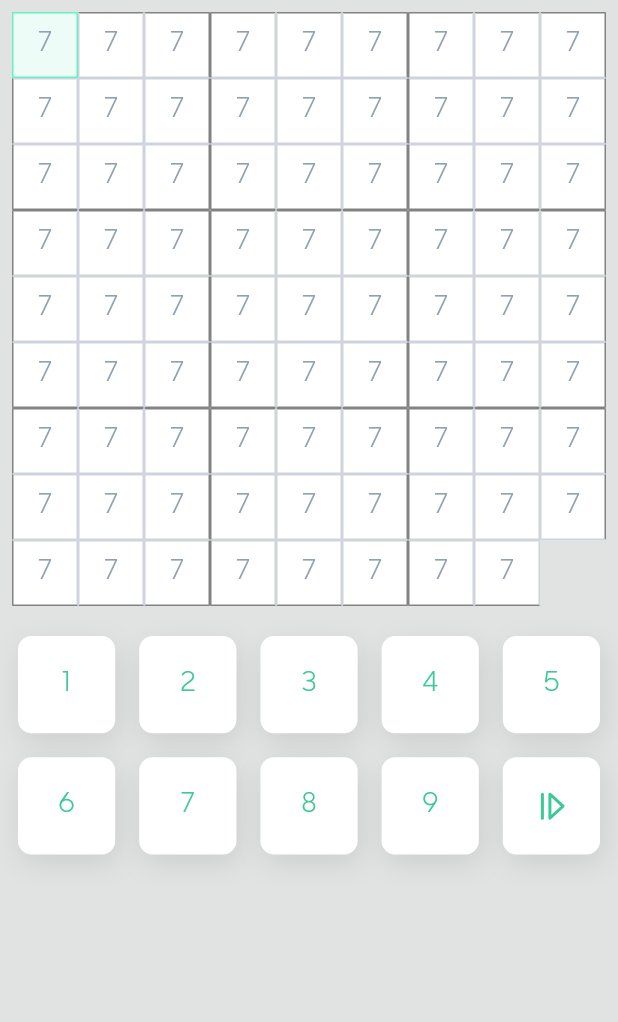
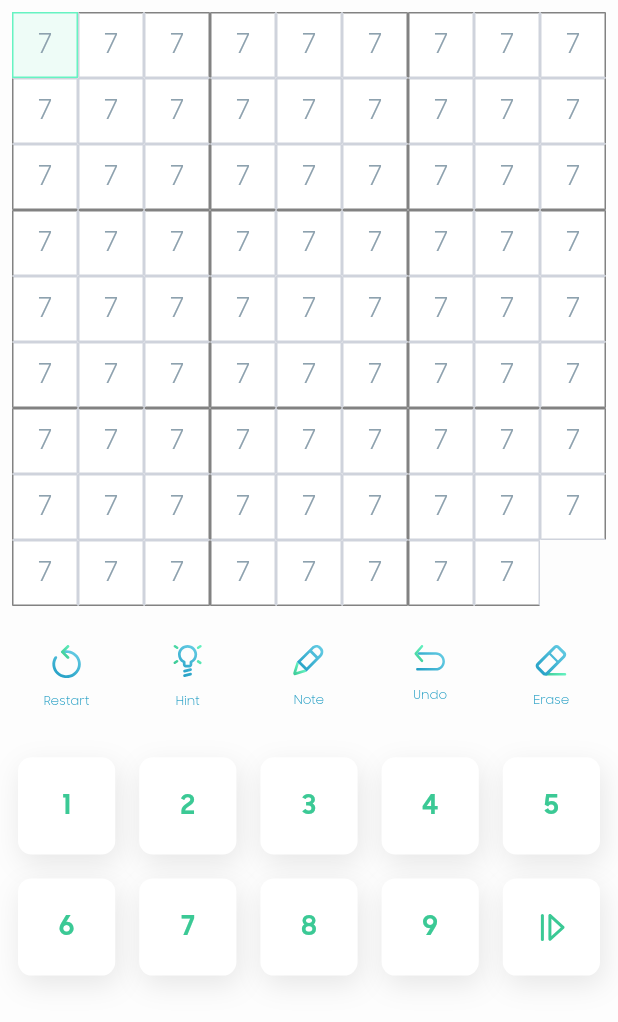
Before and after one commit to xiongdi9456/sudoku-center-app, a Flutter app: the screen it shows after launch, on a phone screen of 412 x 824 dp. Shown: the top 1022 px of the screen. Run offline on Flutter 3.47's test engine with Material 2 defaults, Android fonts, the phone set to English and light mode, and no system bars; our stand-ins replace flutter_mobx, flutter_svg, mobx; generated files the repository leaves out were written again.

Commit message:
add action button

```diff
--- a/lib/main.dart
+++ b/lib/main.dart
@@ -27,7 +27,7 @@ class MyHomePage extends StatelessWidget {
   Widget build(BuildContext context) {
     return Scaffold(
       appBar: null,
-      backgroundColor: Color.fromARGB(255,225,227,227),
+      backgroundColor: Color(0xFFfdfdfd),
       body: SafeArea(
         child: Center(
             child: Padding(
@@ -53,4 +53,7 @@ class MyHomePage extends StatelessWidget {
   onNumberKeyTapped(int value) {
     gameStore.boardStore.editSelectedCellValue(value);
   }
+  onResetKeyTapped(){
+
+  }
 }
--- /dev/null
+++ b/lib/widgets/keypad/action_key/action_key.dart
@@ -0,0 +1,35 @@
+import 'package:flutter/cupertino.dart';
+import 'package:flutter/material.dart';
+
+class ActionKey extends StatelessWidget {
+  final Widget iconWidget;
+  final Function() onTap;
+  final String title;
+  const ActionKey({this.iconWidget, this.onTap, this.title});
+  @override
+  Widget build(BuildContext context) {
+    return Container(
+        child: GestureDetector(
+      child: Container(
+        child: Center(
+            child: Column(
+          children: <Widget>[
+            Flexible(child:this.iconWidget),
+            Text(
+              this.title,
+              style: TextStyle(fontSize: 8.0, color: Color(0xFF1F9CC3)),
+            )
+          ],
+        )),
+        width: 36.0,
+        height: 36.0,
+      ),
+      onTap: this.onButtonPressed,
+    ));
+  }
+
+  onButtonPressed() {
+    //on button pressed
+    this.onTap();
+  }
+}
--- a/lib/widgets/keypad/keypad.dart
+++ b/lib/widgets/keypad/keypad.dart
@@ -1,9 +1,16 @@
 import 'package:flutter/cupertino.dart';
 import 'package:flutter_staggered_grid_view/flutter_staggered_grid_view.dart';
+import 'package:flutter_svg/flutter_svg.dart';
+import 'package:sudoko/widgets/keypad/action_key/action_key.dart';
 import 'package:sudoko/widgets/keypad/number_key/number_key.dart';
-import 'package:sudoko/widgets/keypad/skip_key/skip_key.dart';
+import 'package:sudoko/widgets/keypad/pause_key/pause_key.dart';
 
 List<StaggeredTile> _staggeredTiles = const <StaggeredTile>[
+  const StaggeredTile.count(1, 1),
+  const StaggeredTile.count(1, 1),
+  const StaggeredTile.count(1, 1),
+  const StaggeredTile.count(1, 1),
+  const StaggeredTile.count(1, 1),
   const StaggeredTile.count(1, 1),
   const StaggeredTile.count(1, 1),
   const StaggeredTile.count(1, 1),
@@ -18,7 +25,8 @@ List<StaggeredTile> _staggeredTiles = const <StaggeredTile>[
 
 class Keypad extends StatelessWidget {
   final void Function(int value) onNumberKeyTapped;
-  const Keypad({this.onNumberKeyTapped});
+  final void Function() onResetKeyTapped;
+  const Keypad({this.onNumberKeyTapped, this.onResetKeyTapped});
   @override
   Widget build(BuildContext context) {
     return Container(
@@ -30,6 +38,31 @@ class Keypad extends StatelessWidget {
 
   List<Widget> getButtonList() {
     return <Widget>[
+      ActionKey(
+        iconWidget: SvgPicture.asset('assets/images/icn_Restart.svg'),
+        onTap: this.onResetKeyTapped,
+        title: 'Restart',
+      ),
+      ActionKey(
+        iconWidget: SvgPicture.asset('assets/images/icn_Hint.svg'),
+        onTap: this.onResetKeyTapped,
+        title: 'Hint',
+      ),
+      ActionKey(
+        iconWidget: SvgPicture.asset('assets/images/icn_Note.svg'),
+        onTap: this.onResetKeyTapped,
+        title: 'Note',
+      ),
+      ActionKey(
+        iconWidget: SvgPicture.asset('assets/images/icn_Undo.svg'),
+        onTap: this.onResetKeyTapped,
+        title: 'Undo',
+      ),
+      ActionKey(
+        iconWidget: SvgPicture.asset('assets/images/icn_Erase.svg'),
+        onTap: this.onResetKeyTapped,
+        title: 'Erase',
+      ),
       NumberKey(1, this.onNumberKeyTapped),
       NumberKey(2, this.onNumberKeyTapped),
       NumberKey(3, this.onNumberKeyTapped),
@@ -39,7 +72,7 @@ class Keypad extends StatelessWidget {
       NumberKey(7, this.onNumberKeyTapped),
       NumberKey(8, this.onNumberKeyTapped),
       NumberKey(9, this.onNumberKeyTapped),
-      SkipKey(0, this.onNumberKeyTapped),
+      PauseKey(0, this.onNumberKeyTapped),
     ];
   }
 
--- a/lib/widgets/keypad/skip_key/skip_key.dart
+++ b/lib/widgets/keypad/pause_key/pause_key.dart
@@ -3,11 +3,11 @@ import 'package:flutter/material.dart';
 import 'package:sudoko/widgets/keypad/custom_button/custom_button.dart';
 import 'package:flutter_svg/flutter_svg.dart';
 
-class SkipKey extends StatelessWidget {
+class PauseKey extends StatelessWidget {
   final int value;
   final void Function(int value) onNumberKeyTapped;
 
-  const SkipKey(this.value, this.onNumberKeyTapped);
+  const PauseKey(this.value, this.onNumberKeyTapped);
   @override
   Widget build(BuildContext context) {
     return CustomButton(
```
Also changed, not shown: pubspec.yaml (+7 -1 lines), assets/fonts/SamsungSharpSansRegular-Regular.ttf (deleted), assets/fonts/samsungsharpsans-bold.otf (added), assets/fonts/samsungsharpsans-medium.otf (added), assets/fonts/samsungsharpsans.otf (added), assets/images/icn_Erase.svg, assets/images/icn_Hint.svg, assets/images/icn_Note (1).svg (deleted), assets/images/icn_Note.svg (added), assets/images/icn_Profile.svg, assets/images/icn_Restart.svg, assets/images/icn_Undo.svg (added), assets/images/reset.svg (deleted).
